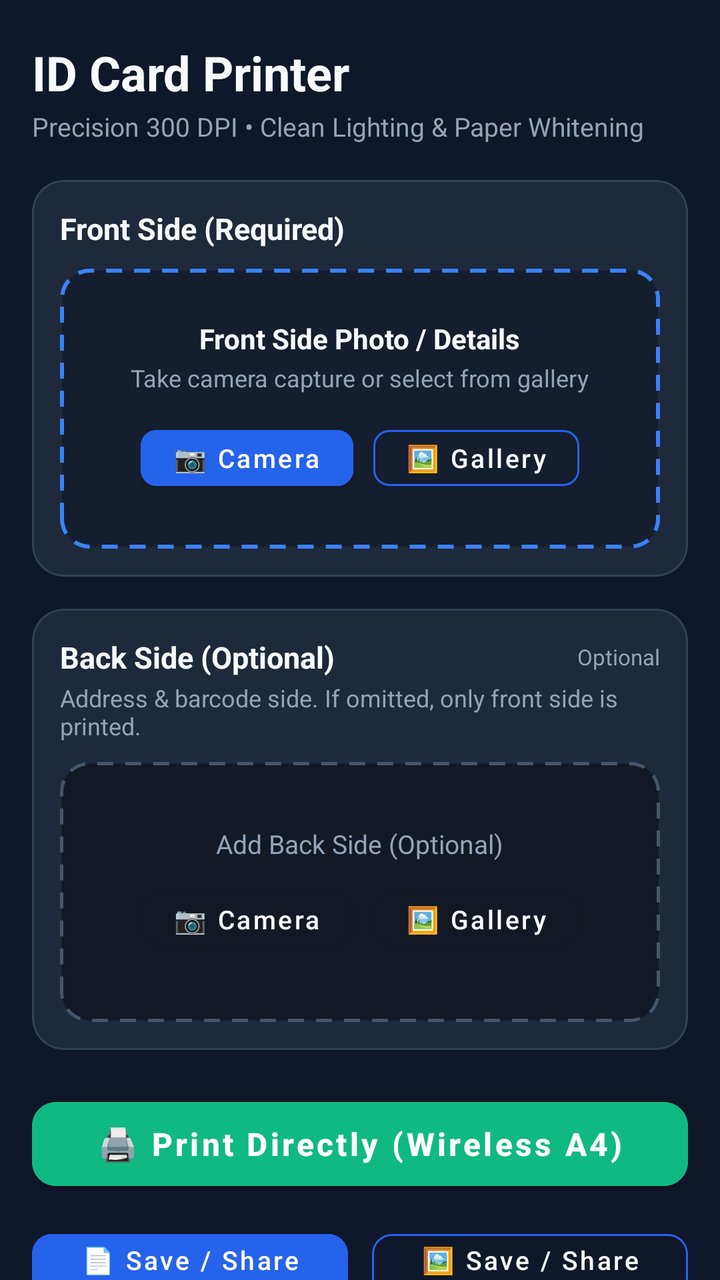
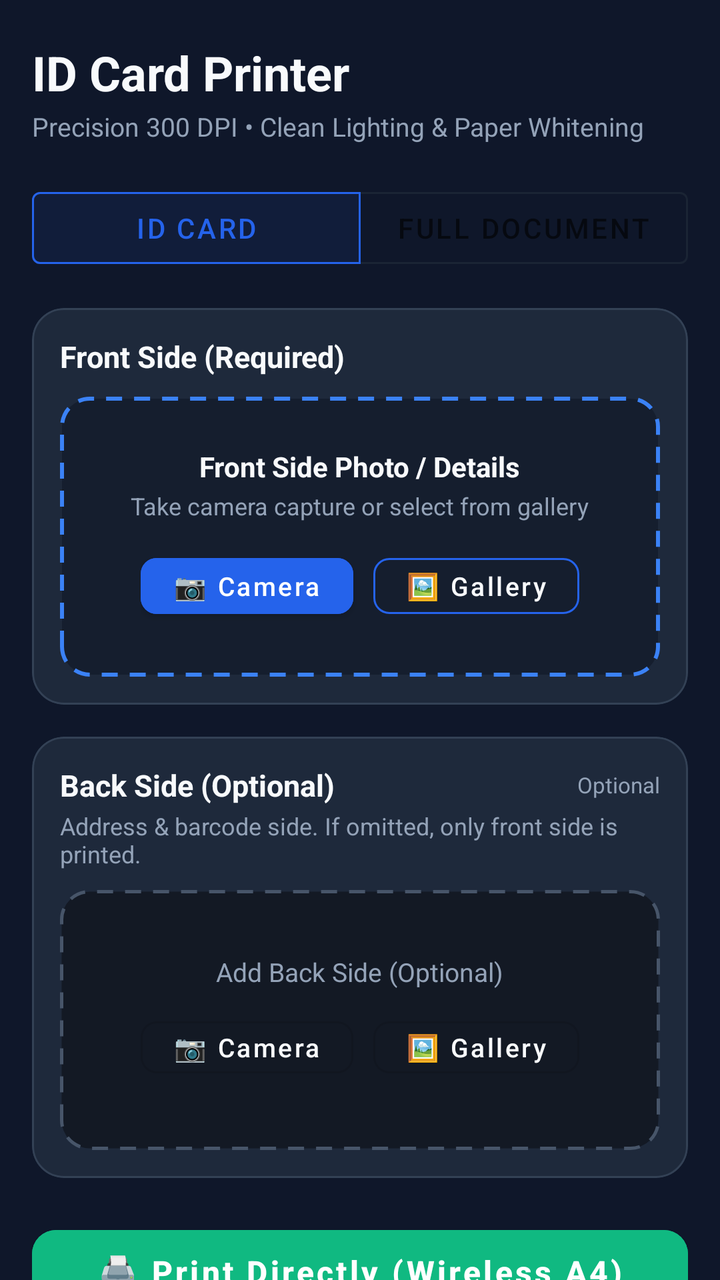

Screens rendered from an Android XML layout before and after an edit, with the pre-edit source and the edit as a unified diff.
<!-- AndroidManifest.xml: application theme Theme.IdCardPrinterApp -->
<!-- res/layout/activity_main.xml -->
<?xml version="1.0" encoding="utf-8"?>
<FrameLayout xmlns:android="http://schemas.android.com/apk/res/android"
    xmlns:app="http://schemas.android.com/apk/res-auto"
    xmlns:tools="http://schemas.android.com/tools"
    android:layout_width="match_parent"
    android:layout_height="match_parent"
    android:background="@color/background">

    <androidx.core.widget.NestedScrollView
        android:layout_width="match_parent"
        android:layout_height="match_parent"
        android:fillViewport="true">

        <LinearLayout
            android:layout_width="match_parent"
            android:layout_height="wrap_content"
            android:orientation="vertical"
            android:paddingHorizontal="16dp"
            android:paddingTop="20dp"
            android:paddingBottom="40dp">

            
            <LinearLayout
                android:layout_width="match_parent"
                android:layout_height="wrap_content"
                android:orientation="vertical"
                android:layout_marginBottom="18dp">

                <TextView
                    android:layout_width="wrap_content"
                    android:layout_height="wrap_content"
                    android:text="@string/app_name"
                    android:textColor="@color/text_primary"
                    android:textSize="24sp"
                    android:textStyle="bold" />

                <TextView
                    android:layout_width="wrap_content"
                    android:layout_height="wrap_content"
                    android:layout_marginTop="2dp"
                    android:text="Precision 300 DPI • Clean Lighting &amp; Paper Whitening"
                    android:textColor="@color/text_secondary"
                    android:textSize="13sp" />
            </LinearLayout>

            
            <com.google.android.material.card.MaterialCardView
                android:layout_width="match_parent"
                android:layout_height="wrap_content"
                android:layout_marginBottom="16dp"
                app:cardBackgroundColor="@color/surface"
                app:cardCornerRadius="16dp"
                app:cardElevation="0dp"
                app:strokeColor="@color/surface_variant"
                app:strokeWidth="1dp">

                <LinearLayout
                    android:layout_width="match_parent"
                    android:layout_height="wrap_content"
                    android:orientation="vertical"
                    android:padding="14dp">

                    <TextView
                        android:layout_width="wrap_content"
                        android:layout_height="wrap_content"
                        android:text="Front Side (Required)"
                        android:textColor="@color/text_primary"
                        android:textSize="15sp"
                        android:textStyle="bold" />

                    
                    <LinearLayout
                        android:id="@+id/layoutFrontEmpty"
                        android:layout_width="match_parent"
                        android:layout_height="140dp"
                        android:layout_marginTop="10dp"
                        android:background="@drawable/slot_dashed_bg"
                        android:orientation="vertical"
                        android:gravity="center"
                        android:padding="12dp">

                        <TextView
                            android:layout_width="wrap_content"
                            android:layout_height="wrap_content"
                            android:text="Front Side Photo / Details"
                            android:textColor="@color/text_primary"
                            android:textSize="14sp"
                            android:textStyle="bold" />

                        <TextView
                            android:layout_width="wrap_content"
                            android:layout_height="wrap_content"
                            android:layout_marginTop="2dp"
                            android:layout_marginBottom="12dp"
                            android:text="Take camera capture or select from gallery"
                            android:textColor="@color/text_secondary"
                            android:textSize="12sp" />

                        <LinearLayout
                            android:layout_width="wrap_content"
                            android:layout_height="wrap_content"
                            android:orientation="horizontal">

                            <com.google.android.material.button.MaterialButton
                                android:id="@+id/btnFrontCamera"
                                android:layout_width="wrap_content"
                                android:layout_height="40dp"
                                android:text="📷 Camera"
                                android:textSize="13sp"
                                android:textAllCaps="false"
                                android:textColor="#FFFFFF"
                                android:backgroundTint="@color/primary"
                                android:layout_marginEnd="10dp"
                                app:cornerRadius="8dp" />

                            <com.google.android.material.button.MaterialButton
                                android:id="@+id/btnFrontGallery"
                                style="@style/Widget.MaterialComponents.Button.OutlinedButton"
                                android:layout_width="wrap_content"
                                android:layout_height="40dp"
                                android:text="🖼 Gallery"
                                android:textSize="13sp"
                                android:textAllCaps="false"
                                android:textColor="@color/text_primary"
                                app:strokeColor="@color/primary"
                                app:cornerRadius="8dp" />
                        </LinearLayout>
                    </LinearLayout>

                    
                    <LinearLayout
                        android:id="@+id/layoutFrontLoaded"
                        android:layout_width="match_parent"
                        android:layout_height="wrap_content"
                        android:layout_marginTop="10dp"
                        android:orientation="vertical"
                        android:visibility="gone">

                        <com.google.android.material.card.MaterialCardView
                            android:layout_width="match_parent"
                            android:layout_height="140dp"
                            app:cardBackgroundColor="#0B0F19"
                            app:cardCornerRadius="10dp"
                            app:cardElevation="0dp">

                            <ImageView
                                android:id="@+id/ivFrontThumbnail"
                                android:layout_width="match_parent"
                                android:layout_height="match_parent"
                                android:scaleType="fitCenter"
                                android:adjustViewBounds="true"
                                android:padding="4dp" />
                        </com.google.android.material.card.MaterialCardView>

                        
                        <LinearLayout
                            android:layout_width="match_parent"
                            android:layout_height="wrap_content"
                            android:orientation="horizontal"
                            android:layout_marginTop="10dp">

                            <com.google.android.material.button.MaterialButton
                                android:id="@+id/btnFrontEditCrop"
                                android:layout_width="0dp"
                                android:layout_height="38dp"
                                android:layout_weight="1"
                                android:text="✂ Crop"
                                android:textSize="12sp"
                                android:textAllCaps="false"
                                android:textColor="#FFFFFF"
                                android:backgroundTint="@color/primary"
                                android:insetTop="0dp"
                                android:insetBottom="0dp"
                                android:layout_marginEnd="6dp"
                                app:cornerRadius="8dp" />

                            <com.google.android.material.button.MaterialButton
                                android:id="@+id/btnFrontRotate"
                                style="@style/Widget.MaterialComponents.Button.OutlinedButton"
                                android:layout_width="wrap_content"
                                android:layout_height="38dp"
                                android:text="↻ Rotate"
                                android:textSize="12sp"
                                android:textAllCaps="false"
                                android:textColor="@color/text_primary"
                                android:insetTop="0dp"
                                android:insetBottom="0dp"
                                android:layout_marginEnd="6dp"
                                app:cornerRadius="8dp" />

                            <com.google.android.material.button.MaterialButton
                                android:id="@+id/btnFrontCleanView"
                                style="@style/Widget.MaterialComponents.Button.OutlinedButton"
                                android:layout_width="wrap_content"
                                android:layout_height="38dp"
                                android:text="🔍 Clean"
                                android:textSize="12sp"
                                android:textAllCaps="false"
                                android:textColor="#38BDF8"
                                android:insetTop="0dp"
                                android:insetBottom="0dp"
                                android:layout_marginEnd="6dp"
                                app:cornerRadius="8dp" />

                            <com.google.android.material.button.MaterialButton
                                android:id="@+id/btnFrontRemove"
                                style="@style/Widget.MaterialComponents.Button.OutlinedButton"
                                android:layout_width="wrap_content"
                                android:layout_height="38dp"
                                android:text="✕"
                                android:textSize="12sp"
                                android:textColor="#EF4444"
                                android:insetTop="0dp"
                                android:insetBottom="0dp"
                                app:strokeColor="#EF4444"
                                app:cornerRadius="8dp" />
                        </LinearLayout>
                    </LinearLayout>

                </LinearLayout>
            </com.google.android.material.card.MaterialCardView>

            
            <com.google.android.material.card.MaterialCardView
                android:layout_width="match_parent"
                android:layout_height="wrap_content"
                android:layout_marginBottom="20dp"
                app:cardBackgroundColor="@color/surface"
                app:cardCornerRadius="16dp"
                app:cardElevation="0dp"
                app:strokeColor="@color/surface_variant"
                app:strokeWidth="1dp">

                <LinearLayout
                    android:layout_width="match_parent"
                    android:layout_height="wrap_content"
                    android:orientation="vertical"
                    android:padding="14dp">

                    <LinearLayout
                        android:layout_width="match_parent"
                        android:layout_height="wrap_content"
                        android:orientation="horizontal"
                        android:gravity="center_vertical">

                        <TextView
                            android:layout_width="0dp"
                            android:layout_height="wrap_content"
                            android:layout_weight="1"
                            android:text="Back Side (Optional)"
                            android:textColor="@color/text_primary"
                            android:textSize="15sp"
                            android:textStyle="bold" />

                        <TextView
                            android:layout_width="wrap_content"
                            android:layout_height="wrap_content"
                            android:text="Optional"
                            android:textColor="@color/text_secondary"
                            android:textSize="11sp" />
                    </LinearLayout>

                    <TextView
                        android:layout_width="wrap_content"
                        android:layout_height="wrap_content"
                        android:layout_marginTop="2dp"
                        android:text="Address &amp; barcode side. If omitted, only front side is printed."
                        android:textColor="@color/text_secondary"
                        android:textSize="12sp" />

                    
                    <LinearLayout
                        android:id="@+id/layoutBackEmpty"
                        android:layout_width="match_parent"
                        android:layout_height="130dp"
                        android:layout_marginTop="10dp"
                        android:background="@drawable/slot_dashed_optional_bg"
                        android:orientation="vertical"
                        android:gravity="center"
                        android:padding="12dp">

                        <TextView
                            android:layout_width="wrap_content"
                            android:layout_height="wrap_content"
                            android:text="Add Back Side (Optional)"
                            android:textColor="@color/text_secondary"
                            android:textSize="13sp" />

                        <LinearLayout
                            android:layout_width="wrap_content"
                            android:layout_height="wrap_content"
                            android:layout_marginTop="10dp"
                            android:orientation="horizontal">

                            <com.google.android.material.button.MaterialButton
                                android:id="@+id/btnBackCamera"
                                style="@style/Widget.MaterialComponents.Button.OutlinedButton"
                                android:layout_width="wrap_content"
                                android:layout_height="38dp"
                                android:text="📷 Camera"
                                android:textSize="13sp"
                                android:textAllCaps="false"
                                android:textColor="@color/text_primary"
                                android:layout_marginEnd="10dp"
                                app:cornerRadius="8dp" />

                            <com.google.android.material.button.MaterialButton
                                android:id="@+id/btnBackGallery"
                                style="@style/Widget.MaterialComponents.Button.OutlinedButton"
                                android:layout_width="wrap_content"
                                android:layout_height="38dp"
                                android:text="🖼 Gallery"
                                android:textSize="13sp"
                                android:textAllCaps="false"
                                android:textColor="@color/text_primary"
                                app:cornerRadius="8dp" />
                        </LinearLayout>
                    </LinearLayout>

                    
                    <LinearLayout
                        android:id="@+id/layoutBackLoaded"
                        android:layout_width="match_parent"
                        android:layout_height="wrap_content"
                        android:layout_marginTop="10dp"
                        android:orientation="vertical"
                        android:visibility="gone">

                        <com.google.android.material.card.MaterialCardView
                            android:layout_width="match_parent"
                            android:layout_height="140dp"
                            app:cardBackgroundColor="#0B0F19"
                            app:cardCornerRadius="10dp"
                            app:cardElevation="0dp">

                            <ImageView
                                android:id="@+id/ivBackThumbnail"
                                android:layout_width="match_parent"
                                android:layout_height="match_parent"
                                android:scaleType="fitCenter"
                                android:adjustViewBounds="true"
                                android:padding="4dp" />
                        </com.google.android.material.card.MaterialCardView>

                        
                        <LinearLayout
                            android:layout_width="match_parent"
                            android:layout_height="wrap_content"
                            android:orientation="horizontal"
                            android:layout_marginTop="10dp">

                            <com.google.android.material.button.MaterialButton
                                android:id="@+id/btnBackEditCrop"
                                android:layout_width="0dp"
                                android:layout_height="38dp"
                                android:layout_weight="1"
                                android:text="✂ Crop"
                                android:textSize="12sp"
                                android:textAllCaps="false"
                                android:textColor="#FFFFFF"
                                android:backgroundTint="@color/primary"
                                android:insetTop="0dp"
                                android:insetBottom="0dp"
                                android:layout_marginEnd="6dp"
                                app:cornerRadius="8dp" />

                            <com.google.android.material.button.MaterialButton
                                android:id="@+id/btnBackRotate"
                                style="@style/Widget.MaterialComponents.Button.OutlinedButton"
                                android:layout_width="wrap_content"
                                android:layout_height="38dp"
                                android:text="↻ Rotate"
                                android:textSize="12sp"
                                android:textAllCaps="false"
                                android:textColor="@color/text_primary"
                                android:insetTop="0dp"
                                android:insetBottom="0dp"
                                android:layout_marginEnd="6dp"
                                app:cornerRadius="8dp" />

                            <com.google.android.material.button.MaterialButton
                                android:id="@+id/btnBackCleanView"
                                style="@style/Widget.MaterialComponents.Button.OutlinedButton"
                                android:layout_width="wrap_content"
                                android:layout_height="38dp"
                                android:text="🔍 Clean"
                                android:textSize="12sp"
                                android:textAllCaps="false"
                                android:textColor="#38BDF8"
                                android:insetTop="0dp"
                                android:insetBottom="0dp"
                                android:layout_marginEnd="6dp"
                                app:cornerRadius="8dp" />

                            <com.google.android.material.button.MaterialButton
                                android:id="@+id/btnBackRemove"
                                style="@style/Widget.MaterialComponents.Button.OutlinedButton"
                                android:layout_width="wrap_content"
                                android:layout_height="38dp"
                                android:text="✕"
                                android:textSize="12sp"
                                android:textColor="#EF4444"
                                android:insetTop="0dp"
                                android:insetBottom="0dp"
                                app:strokeColor="#EF4444"
                                app:cornerRadius="8dp" />
                        </LinearLayout>
                    </LinearLayout>

                </LinearLayout>
            </com.google.android.material.card.MaterialCardView>

            

            
            <com.google.android.material.button.MaterialButton
                android:id="@+id/btnPrintDirect"
                android:layout_width="match_parent"
                android:layout_height="54dp"
                android:text="🖨 Print Directly (Wireless A4)"
                android:textAllCaps="false"
                android:textColor="#FFFFFF"
                android:textSize="16sp"
                android:textStyle="bold"
                android:backgroundTint="@color/secondary"
                android:layout_marginBottom="12dp"
                app:cornerRadius="12dp" />

            
            <LinearLayout
                android:layout_width="match_parent"
                android:layout_height="wrap_content"
                android:orientation="horizontal"
                android:layout_marginBottom="12dp">

                <com.google.android.material.button.MaterialButton
                    android:id="@+id/btnSavePdf"
                    android:layout_width="0dp"
                    android:layout_height="48dp"
                    android:layout_weight="1"
                    android:text="📄 Save / Share PDF"
                    android:textAllCaps="false"
                    android:textColor="#FFFFFF"
                    android:textSize="13sp"
                    android:backgroundTint="@color/primary"
                    android:layout_marginEnd="6dp"
                    app:cornerRadius="10dp" />

                <com.google.android.material.button.MaterialButton
                    android:id="@+id/btnSavePng"
                    style="@style/Widget.MaterialComponents.Button.OutlinedButton"
                    android:layout_width="0dp"
                    android:layout_height="48dp"
                    android:layout_weight="1"
                    android:text="🖼 Save / Share PNG"
                    android:textAllCaps="false"
                    android:textColor="@color/text_primary"
                    android:textSize="13sp"
                    android:layout_marginStart="6dp"
                    app:strokeColor="@color/primary"
                    app:cornerRadius="10dp" />
            </LinearLayout>

            
            <com.google.android.material.button.MaterialButton
                android:id="@+id/btnPreviewPage"
                style="@style/Widget.MaterialComponents.Button.OutlinedButton"
                android:layout_width="match_parent"
                android:layout_height="46dp"
                android:text="👁 Full A4 Page Preview"
                android:textAllCaps="false"
                android:textColor="@color/text_secondary"
                android:textSize="14sp"
                android:layout_marginBottom="18dp"
                app:cornerRadius="10dp"
                app:strokeColor="@color/surface_variant" />

            
            <com.google.android.material.card.MaterialCardView
                android:id="@+id/cardOutputTracker"
                android:layout_width="match_parent"
                android:layout_height="wrap_content"
                android:visibility="gone"
                app:cardBackgroundColor="@color/surface"
                app:cardCornerRadius="16dp"
                app:cardElevation="0dp"
                app:strokeColor="@color/secondary"
                app:strokeWidth="1.5dp">

                <LinearLayout
                    android:layout_width="match_parent"
                    android:layout_height="wrap_content"
                    android:orientation="vertical"
                    android:padding="16dp">

                    <TextView
                        android:layout_width="wrap_content"
                        android:layout_height="wrap_content"
                        android:text="Exported 300 DPI Outputs"
                        android:textColor="@color/secondary"
                        android:textSize="15sp"
                        android:textStyle="bold" />

                    
                    <LinearLayout
                        android:layout_width="match_parent"
                        android:layout_height="wrap_content"
                        android:layout_marginTop="10dp"
                        android:orientation="horizontal"
                        android:gravity="center_vertical">

                        <TextView
                            android:id="@+id/tvPdfTrack"
                            android:layout_width="0dp"
                            android:layout_height="wrap_content"
                            android:layout_weight="1"
                            android:text="📄 PDF: id_card_print.pdf"
                            android:textColor="@color/text_primary"
                            android:textSize="13sp"
                            android:ellipsize="middle"
                            android:singleLine="true" />

                        <com.google.android.material.button.MaterialButton
                            android:id="@+id/btnOpenPdf"
                            style="@style/Widget.MaterialComponents.Button.TextButton"
                            android:layout_width="wrap_content"
                            android:layout_height="36dp"
                            android:text="Open"
                            android:textColor="@color/primary"
                            android:insetTop="0dp"
                            android:insetBottom="0dp" />
                    </LinearLayout>

                    
                    <LinearLayout
                        android:layout_width="match_parent"
                        android:layout_height="wrap_content"
                        android:layout_marginTop="6dp"
                        android:orientation="horizontal"
                        android:gravity="center_vertical">

                        <TextView
                            android:id="@+id/tvPngTrack"
                            android:layout_width="0dp"
                            android:layout_height="wrap_content"
                            android:layout_weight="1"
                            android:text="🖼 PNG: id_card_print.png"
                            android:textColor="@color/text_primary"
                            android:textSize="13sp"
                            android:ellipsize="middle"
                            android:singleLine="true" />

                        <com.google.android.material.button.MaterialButton
                            android:id="@+id/btnOpenPng"
                            style="@style/Widget.MaterialComponents.Button.TextButton"
                            android:layout_width="wrap_content"
                            android:layout_height="36dp"
                            android:text="Open"
                            android:textColor="@color/primary"
                            android:insetTop="0dp"
                            android:insetBottom="0dp" />
                    </LinearLayout>
                </LinearLayout>
            </com.google.android.material.card.MaterialCardView>

        </LinearLayout>
    </androidx.core.widget.NestedScrollView>

    
    <FrameLayout
        android:id="@+id/globalLoadingOverlay"
        android:layout_width="match_parent"
        android:layout_height="match_parent"
        android:background="#B3000000"
        android:visibility="gone">

        <LinearLayout
            android:layout_width="wrap_content"
            android:layout_height="wrap_content"
            android:layout_gravity="center"
            android:orientation="vertical"
            android:gravity="center"
            android:background="@drawable/slot_dashed_bg"
            android:padding="28dp">

            <ProgressBar
                android:layout_width="48dp"
                android:layout_height="48dp"
                android:indeterminate="true"
                android:layout_marginBottom="12dp" />

            <TextView
                android:id="@+id/tvGlobalLoadingText"
                android:layout_width="wrap_content"
                android:layout_height="wrap_content"
                android:text="Composing 300 DPI A4 Page..."
                android:textColor="@color/text_primary"
                android:textSize="15sp"
                android:textStyle="bold" />
        </LinearLayout>
    </FrameLayout>

</FrameLayout>
<!-- resources referenced by this layout -->
<resources>
  <color name="background">#0F172A</color>
  <color name="primary">#2563EB</color>
  <color name="secondary">#10B981</color>
  <color name="surface">#1E293B</color>
  <color name="surface_variant">#334155</color>
  <color name="text_primary">#F8FAFC</color>
  <color name="text_secondary">#94A3B8</color>
  <!-- drawable slot_dashed_bg (drawable) -->
  <?xml version="1.0" encoding="utf-8"?>
  <shape xmlns:android="http://schemas.android.com/apk/res/android"
      android:shape="rectangle">
      <corners android:radius="14dp" />
      <solid android:color="#151E2E" />
      <stroke
          android:width="2dp"
          android:color="#3B82F6"
          android:dashWidth="8dp"
          android:dashGap="6dp" />
  </shape>
  <!-- drawable slot_dashed_optional_bg (drawable) -->
  <?xml version="1.0" encoding="utf-8"?>
  <shape xmlns:android="http://schemas.android.com/apk/res/android"
      android:shape="rectangle">
      <corners android:radius="14dp" />
      <solid android:color="#131924" />
      <stroke
          android:width="1.5dp"
          android:color="#475569"
          android:dashWidth="8dp"
          android:dashGap="6dp" />
  </shape>
  <string name="app_name">ID Card Printer</string>
  <style name="Theme.IdCardPrinterApp" parent="Theme.MaterialComponents.DayNight.NoActionBar">
          <item name="colorPrimary">@color/primary</item>
          <item name="colorPrimaryVariant">@color/primary_variant</item>
          <item name="colorSecondary">@color/secondary</item>
          <item name="android:colorBackground">@color/background</item>
          <item name="colorSurface">@color/surface</item>
          <item name="android:textColorPrimary">@color/text_primary</item>
          <item name="android:statusBarColor">@color/background</item>
      </style>
  <color name="primary_variant">#1D4ED8</color>
</resources>

<!-- the commit's change to res/layout/activity_main.xml (unified diff, before → after) -->
@@ -43,6 +43,33 @@
                     android:textSize="13sp" />
             </LinearLayout>
 
+
+            <com.google.android.material.button.MaterialButtonToggleGroup
+                android:id="@+id/toggleMode"
+                android:layout_width="match_parent"
+                android:layout_height="wrap_content"
+                android:layout_marginBottom="16dp"
+                app:singleSelection="true"
+                app:selectionRequired="true"
+                app:checkedButton="@+id/btnModeIdCard">
+
+                <com.google.android.material.button.MaterialButton
+                    android:id="@+id/btnModeIdCard"
+                    style="?attr/materialButtonOutlinedStyle"
+                    android:layout_width="0dp"
+                    android:layout_height="wrap_content"
+                    android:layout_weight="1"
+                    android:text="ID Card" />
+
+                <com.google.android.material.button.MaterialButton
+                    android:id="@+id/btnModeDocument"
+                    style="?attr/materialButtonOutlinedStyle"
+                    android:layout_width="0dp"
+                    android:layout_height="wrap_content"
+                    android:layout_weight="1"
+                    android:text="Full Document" />
+            </com.google.android.material.button.MaterialButtonToggleGroup>
+
             
             <com.google.android.material.card.MaterialCardView
                 android:layout_width="match_parent"
@@ -63,6 +90,7 @@
                     <TextView
                         android:layout_width="wrap_content"
                         android:layout_height="wrap_content"
+                        android:id="@+id/tvFrontTitle"
                         android:text="Front Side (Required)"
                         android:textColor="@color/text_primary"
                         android:textSize="15sp"
@@ -222,6 +250,7 @@
 
             
             <com.google.android.material.card.MaterialCardView
+                android:id="@+id/cardBackSlot"
                 android:layout_width="match_parent"
                 android:layout_height="wrap_content"
                 android:layout_marginBottom="20dp"
